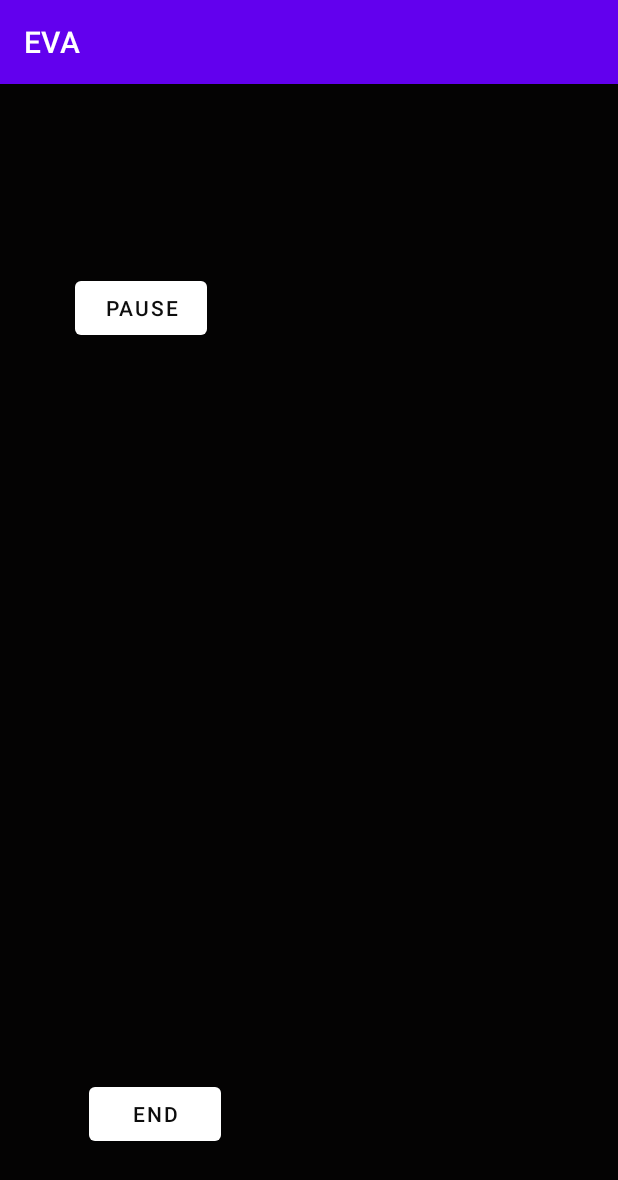
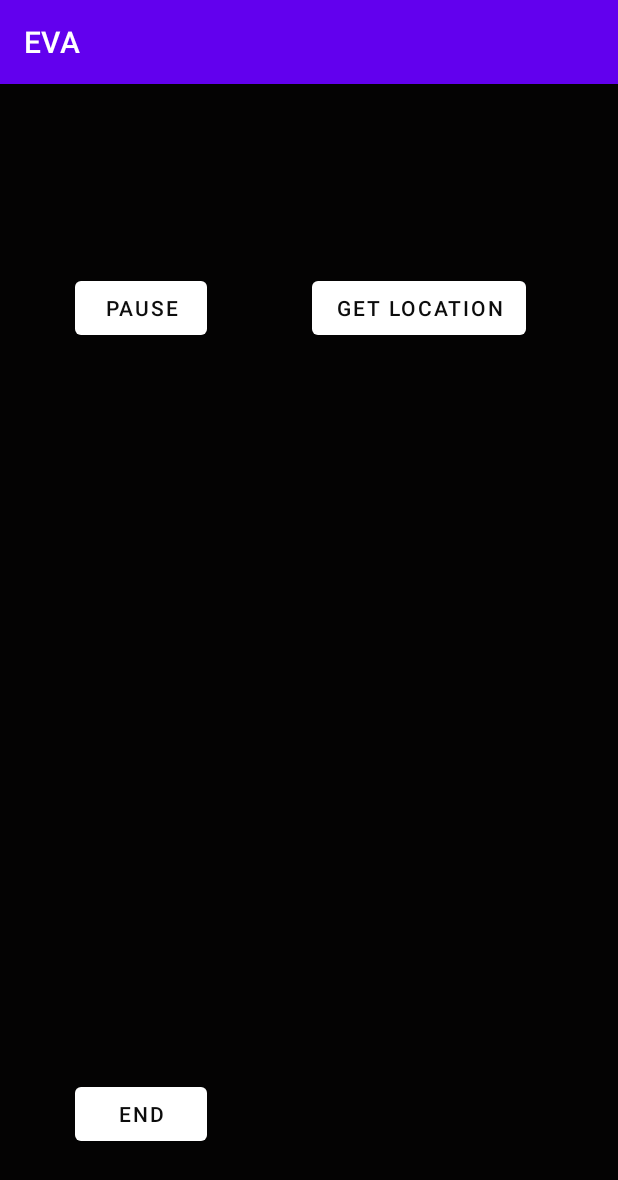
Before and after one commit to farnaztavakool/Bluesat-Eva, an Android app: the SensorActivity screen opened directly, with no data from a screen before it, on a phone screen of 412 x 824 dp. Shown: the top 1180 px of the screen. Run offline under Robolectric (Android 15) with nearby library versions, the phone set to English and light mode, and no system bars.

Commit message:
changed the event listener to location listener

```diff
--- a/app/src/main/res/layout/sensor.xml
+++ b/app/src/main/res/layout/sensor.xml
@@ -7,31 +7,45 @@
     android:background="#040303">
 
     <Button
-        android:onClick="end"
         android:id="@+id/end"
         android:layout_width="wrap_content"
         android:layout_height="wrap_content"
-        android:layout_marginStart="59dp"
-        android:layout_marginLeft="59dp"
         android:layout_marginBottom="57dp"
+        android:onClick="end"
         android:text="End"
         android:textColor="#0C0C0C"
         app:backgroundTint="#FFFFFF"
         app:layout_constraintBottom_toBottomOf="parent"
+        app:layout_constraintEnd_toEndOf="@+id/pause"
+        app:layout_constraintStart_toStartOf="@+id/pause" />
+
+    <Button
+
+        android:id="@+id/pause"
+        android:layout_width="wrap_content"
+        android:layout_height="wrap_content"
+        android:layout_marginEnd="20dp"
+        android:layout_marginRight="20dp"
+        android:onClick="onPause"
+        android:text="Pause"
+        android:textColor="#0E0E0E"
+        app:backgroundTint="#FFFFFF"
+        app:layout_constraintBaseline_toBaselineOf="@+id/button"
+        app:layout_constraintEnd_toStartOf="@+id/button"
         app:layout_constraintStart_toStartOf="parent" />
 
     <Button
-
-        android:onClick="onPause"
-        android:id="@+id/pause"
+        android:id="@+id/button"
         android:layout_width="wrap_content"
         android:layout_height="wrap_content"
-        android:layout_marginStart="50dp"
-        android:layout_marginLeft="50dp"
         android:layout_marginTop="125dp"
-        android:text="Pause"
-        android:textColor="#0E0E0E"
+        android:layout_marginEnd="11dp"
+        android:layout_marginRight="11dp"
+        android:onClick="onLocationChanged"
+        android:text="get location"
+        android:textColor="#0C0C0C"
         app:backgroundTint="#FFFFFF"
-        app:layout_constraintStart_toStartOf="parent"
+        app:layout_constraintEnd_toEndOf="parent"
+        app:layout_constraintStart_toEndOf="@+id/pause"
         app:layout_constraintTop_toTopOf="parent" />
 </androidx.constraintlayout.widget.ConstraintLayout>
--- a/build.gradle
+++ b/build.gradle
@@ -6,6 +6,7 @@ buildscript {
     }
     dependencies {
         classpath "com.android.tools.build:gradle:4.1.1"
+        //implementation "com.opencsv:opencsv:4.0"
 
         // NOTE: Do not place your application dependencies here; they belong
         // in the individual module build.gradle files
```
Also changed, not shown: app/src/main/java/com/bluesat/eva/SensorActivity.java (+66 -0 lines).
